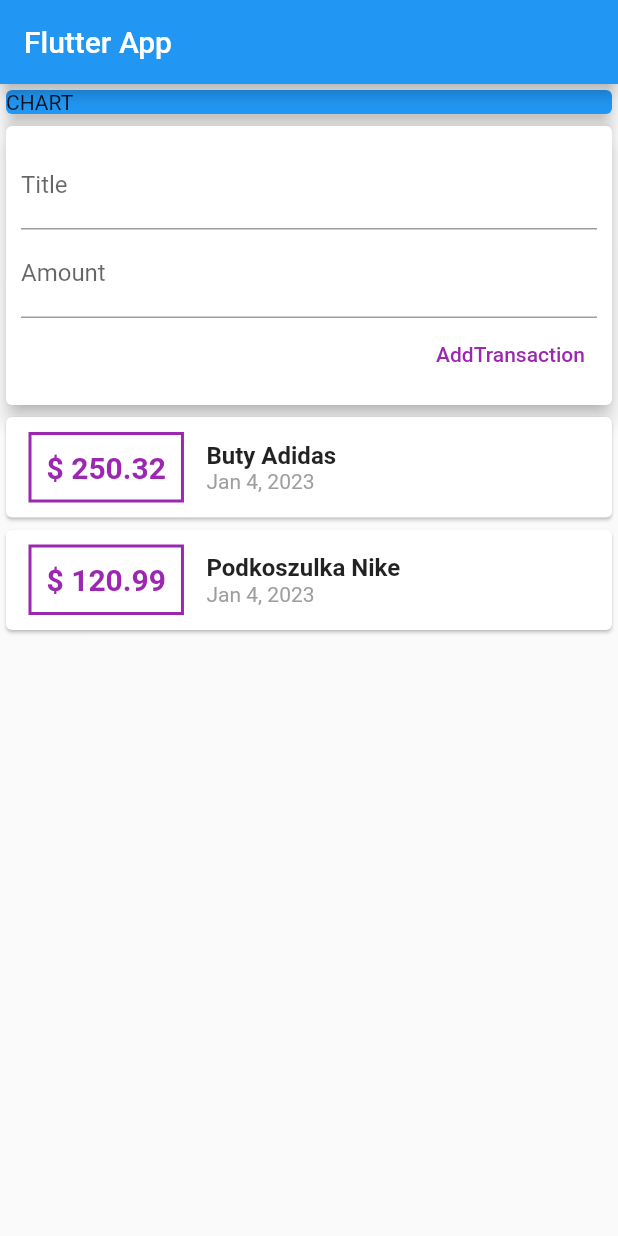
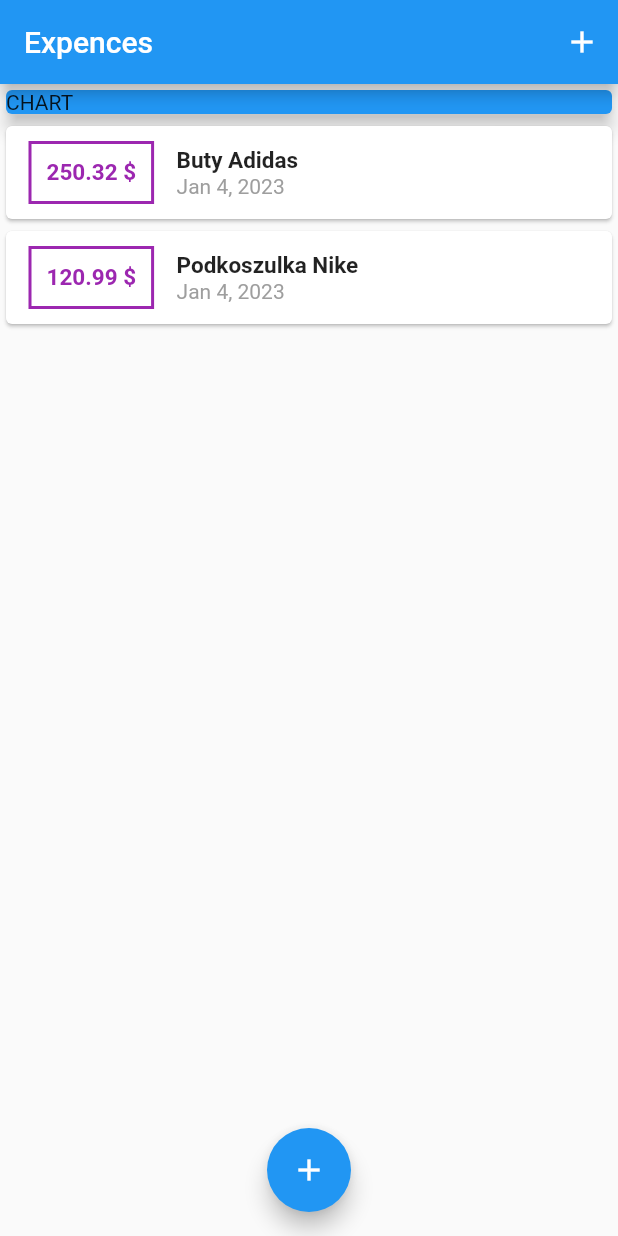
Before and after one commit to AdamSzambur/expenses_app, a Flutter app: the screen it shows after launch, on a phone screen of 412 x 824 dp. Run offline on Flutter 3.47's test engine with Material 2 defaults, Android fonts, the phone set to English and light mode, and no system bars.

Commit message:
add modal shee with new transaction

```diff
--- a/lib/main.dart
+++ b/lib/main.dart
@@ -1,5 +1,7 @@
 import 'package:flutter/material.dart';
-import './widgets/user_transactions.dart';
+import 'package:flutter_complete_guide/widgets/new_transaction.dart';
+import 'package:flutter_complete_guide/widgets/transactions_list.dart';
+import './models/transaction.dart';
 
 void main() => runApp(MyApp());
 
@@ -13,14 +15,63 @@ class MyApp extends StatelessWidget {
   }
 }
 
-class MyHomePage extends StatelessWidget {
-  void test() {}
+class MyHomePage extends StatefulWidget {
+  @override
+  State<MyHomePage> createState() => _MyHomePageState();
+}
+
+class _MyHomePageState extends State<MyHomePage> {
+  final titleController = TextEditingController();
+  final amountController = TextEditingController();
+
+  final List<Transaction> _userTransactions = [
+    Transaction(
+      id: 't1',
+      title: 'Buty Adidas',
+      amount: 250.32,
+      date: DateTime.now(),
+    ),
+    Transaction(
+        id: 't2',
+        title: 'Podkoszulka Nike',
+        amount: 120.99,
+        date: DateTime.now()),
+  ];
+
+  void startAddNewTransaction(BuildContext ctx) {
+    showModalBottomSheet(
+        context: ctx,
+        builder: (_) {
+          return NewTransaction(_addNewTransaction);
+        });
+  }
+
+  void _addNewTransaction(String txTitle, double txAmount) {
+    final newTx = Transaction(
+      title: txTitle,
+      amount: txAmount,
+      date: DateTime.now(),
+      id: DateTime.now().toString(),
+    );
+
+    setState(() {
+      _userTransactions.add(newTx);
+    });
+  }
 
   @override
   Widget build(BuildContext context) {
     return Scaffold(
       appBar: AppBar(
-        title: Text('Flutter App'),
+        title: Text('Expences'),
+        actions: [
+          IconButton(
+            icon: Icon(Icons.add),
+            onPressed: () {
+              startAddNewTransaction(context);
+            },
+          )
+        ],
       ),
       body: Column(
         mainAxisAlignment: MainAxisAlignment.start,
@@ -34,8 +85,15 @@ class MyHomePage extends StatelessWidget {
             ),
             width: double.infinity,
           ),
-          UserTransactions()
+          TransactionsList(userTransactions: _userTransactions),
         ],
+      ),
+      floatingActionButtonLocation: FloatingActionButtonLocation.centerFloat,
+      floatingActionButton: FloatingActionButton(
+        child: Icon(Icons.add),
+        onPressed: () {
+          startAddNewTransaction(context);
+        },
       ),
     );
   }
--- a/lib/widgets/transactions_list.dart
+++ b/lib/widgets/transactions_list.dart
@@ -1,16 +1,22 @@
 import 'package:flutter/material.dart';
 import 'package:intl/intl.dart';
 import '../models/transaction.dart';
+import 'dart:io';
 
 class TransactionsList extends StatelessWidget {
   final List<Transaction> userTransactions;
 
   TransactionsList({@required this.userTransactions});
 
+  String getCurrency() {
+    var format = NumberFormat.simpleCurrency(locale: Platform.localeName);
+    return format.currencySymbol;
+  }
+
   @override
   Widget build(BuildContext context) {
     return Container(
-      height: 300,
+      height: 400,
       child: ListView.builder(
         itemCount: userTransactions.length,
         itemBuilder: (ctx, index) {
@@ -27,10 +33,10 @@ class TransactionsList extends StatelessWidget {
                   ),
                   padding: EdgeInsets.all(10),
                   child: Text(
-                    '\$ ${userTransactions[index].amount}',
+                    '${userTransactions[index].amount.toStringAsFixed(2)} ${getCurrency()}',
                     style: TextStyle(
                       fontWeight: FontWeight.bold,
-                      fontSize: 20,
+                      fontSize: 15,
                       color: Colors.purple,
                     ),
                   ),
@@ -41,7 +47,7 @@ class TransactionsList extends StatelessWidget {
                     Text(
                       userTransactions[index].title,
                       style: TextStyle(
-                        fontSize: 16,
+                        fontSize: 15,
                         fontWeight: FontWeight.bold,
                       ),
                     ),
--- a/lib/widgets/user_transactions.dart
+++ /dev/null
@@ -1,48 +0,0 @@
-import 'package:flutter/material.dart';
-import './new_transaction.dart';
-import './transactions_list.dart';
-import '../models/transaction.dart';
-
-class UserTransactions extends StatefulWidget {
-  @override
-  State<UserTransactions> createState() => _UserTransactionsState();
-}
-
-class _UserTransactionsState extends State<UserTransactions> {
-  final List<Transaction> _userTransactions = [
-    Transaction(
-      id: 't1',
-      title: 'Buty Adidas',
-      amount: 250.32,
-      date: DateTime.now(),
-    ),
-    Transaction(
-        id: 't2',
-        title: 'Podkoszulka Nike',
-        amount: 120.99,
-        date: DateTime.now()),
-  ];
-
-  void _addNewTransaction(String txTitle, double txAmount) {
-    final newTx = Transaction(
-      title: txTitle,
-      amount: txAmount,
-      date: DateTime.now(),
-      id: DateTime.now().toString(),
-    );
-
-    setState(() {
-      _userTransactions.add(newTx);
-    });
-  }
-
-  @override
-  Widget build(BuildContext context) {
-    return Column(
-      children: <Widget>[
-        NewTransaction(_addNewTransaction),
-        TransactionsList(userTransactions: _userTransactions),
-      ],
-    );
-  }
-}
```
